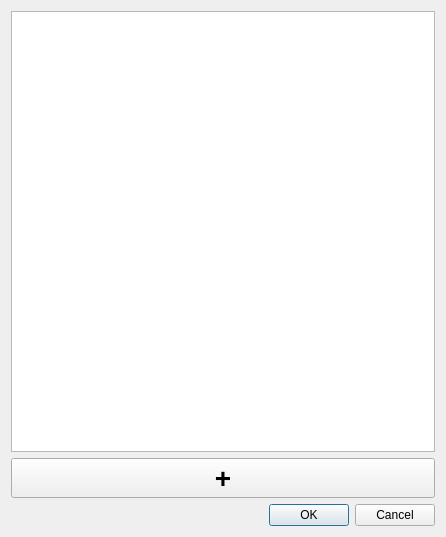
Qt form instances.ui (slist/cbapi-qt-demo) before a commit.
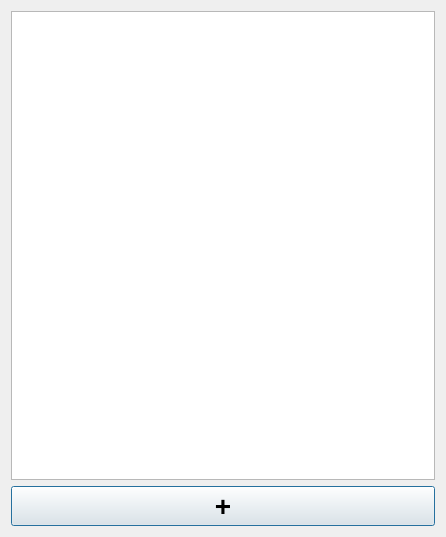
The same form after that commit.

Patch:
```diff
--- a/instances.ui
+++ b/instances.ui
@@ -37,16 +37,6 @@
      </property>
     </widget>
    </item>
-   <item>
-    <widget class="QDialogButtonBox" name="buttonBox">
-     <property name="orientation">
-      <enum>Qt::Horizontal</enum>
-     </property>
-     <property name="standardButtons">
-      <set>QDialogButtonBox::Cancel|QDialogButtonBox::Ok</set>
-     </property>
-    </widget>
-   </item>
   </layout>
  </widget>
  <resources/>
```
Left out of the diff: 35 changed lines with no effect on the pictures.
